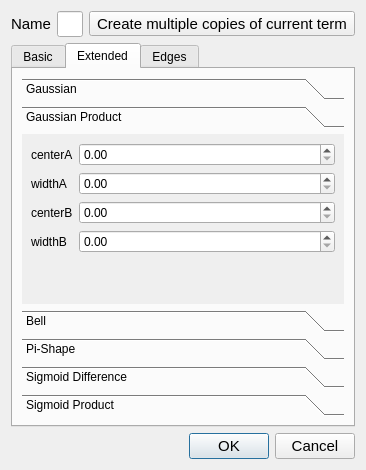
Old version of the form qtfuzzylite/ui/Term.ui in the repository fuzzylite/fuzzylite.
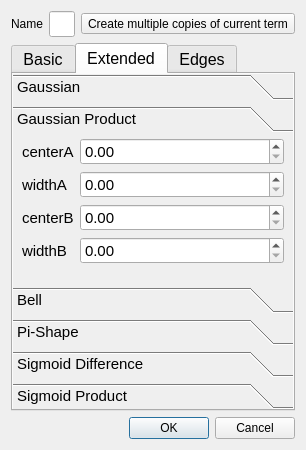
New version of the form. The open tabs and pages were chosen to show the change. Icons and pictures are not drawn.

The edit to the form file:
```diff
--- a/qtfuzzylite/ui/Term.ui
+++ b/qtfuzzylite/ui/Term.ui
@@ -6,21 +6,16 @@
    <rect>
     <x>0</x>
     <y>0</y>
-    <width>237</width>
-    <height>470</height>
+    <width>239</width>
+    <height>450</height>
    </rect>
   </property>
   <property name="sizePolicy">
-   <sizepolicy hsizetype="Fixed" vsizetype="Fixed">
+   <sizepolicy hsizetype="Preferred" vsizetype="Preferred">
     <horstretch>0</horstretch>
     <verstretch>0</verstretch>
    </sizepolicy>
   </property>
-  <property name="font">
-   <font>
-    <pointsize>11</pointsize>
-   </font>
-  </property>
   <property name="windowTitle">
    <string>Term</string>
   </property>
@@ -28,9 +23,6 @@
    <item>
     <widget class="QFrame" name="qfr_name">
      <layout class="QHBoxLayout" name="horizontalLayout_5">
-      <property name="spacing">
-       <number>6</number>
-      </property>
       <property name="sizeConstraint">
        <enum>QLayout::SetDefaultConstraint</enum>
       </property>
@@ -51,7 +43,13 @@
        </widget>
       </item>
       <item>
-       <widget class="QLineEdit" name="led_name"/>
+       <widget class="QLineEdit" name="led_name">
+        <property name="font">
+         <font>
+          <pointsize>11</pointsize>
+         </font>
+        </property>
+       </widget>
       </item>
       <item>
        <widget class="QToolButton" name="btn_wizard">
@@ -85,9 +83,12 @@
        </property>
        <property name="font">
         <font>
-         <pointsize>9</pointsize>
+         <pointsize>12</pointsize>
         </font>
        </property>
+       <property name="autoFillBackground">
+        <bool>true</bool>
+       </property>
        <property name="tabShape">
         <enum>QTabWidget::Rounded</enum>
        </property>
@@ -344,6 +345,9 @@
          <string>Extended</string>
         </attribute>
         <layout class="QVBoxLayout" name="verticalLayout_6">
+         <property name="margin">
+          <number>0</number>
+         </property>
          <item>
           <widget class="QToolBox" name="extendedTermToolbox">
            <property name="sizePolicy">
@@ -358,6 +362,14 @@
              <height>0</height>
             </size>
            </property>
+           <property name="font">
+            <font>
+             <pointsize>11</pointsize>
+            </font>
+           </property>
+           <property name="autoFillBackground">
+            <bool>true</bool>
+           </property>
            <property name="currentIndex">
             <number>1</number>
            </property>
@@ -408,16 +420,31 @@
              <rect>
               <x>0</x>
               <y>0</y>
-              <width>195</width>
-              <height>161</height>
+              <width>207</width>
+              <height>134</height>
              </rect>
             </property>
             <attribute name="label">
              <string>Gaussian Product</string>
             </attribute>
             <layout class="QVBoxLayout" name="verticalLayout_3">
+             <property name="leftMargin">
+              <number>9</number>
+             </property>
+             <property name="topMargin">
+              <number>0</number>
+             </property>
+             <property name="rightMargin">
+              <number>9</number>
+             </property>
+             <property name="bottomMargin">
+              <number>0</number>
+             </property>
              <item>
               <layout class="QFormLayout" name="formLayout_12">
+               <property name="fieldGrowthPolicy">
+                <enum>QFormLayout::AllNonFixedFieldsGrow</enum>
+               </property>
                <item row="0" column="0">
                 <widget class="QLabel" name="label_29">
                  <property name="text">
@@ -447,7 +474,14 @@
                 </widget>
                </item>
                <item row="0" column="1">
-                <widget class="QDoubleSpinBox" name="sbx_gaussian_prod_center_a"/>
+                <widget class="QDoubleSpinBox" name="sbx_gaussian_prod_center_a">
+                 <property name="sizePolicy">
+                  <sizepolicy hsizetype="MinimumExpanding" vsizetype="Fixed">
+                   <horstretch>0</horstretch>
+                   <verstretch>0</verstretch>
+                  </sizepolicy>
+                 </property>
+                </widget>
                </item>
                <item row="1" column="1">
                 <widget class="QDoubleSpinBox" name="sbx_gaussian_prod_width_a"/>
```
Left out of the diff: 277 changed lines with no effect on the pictures.
